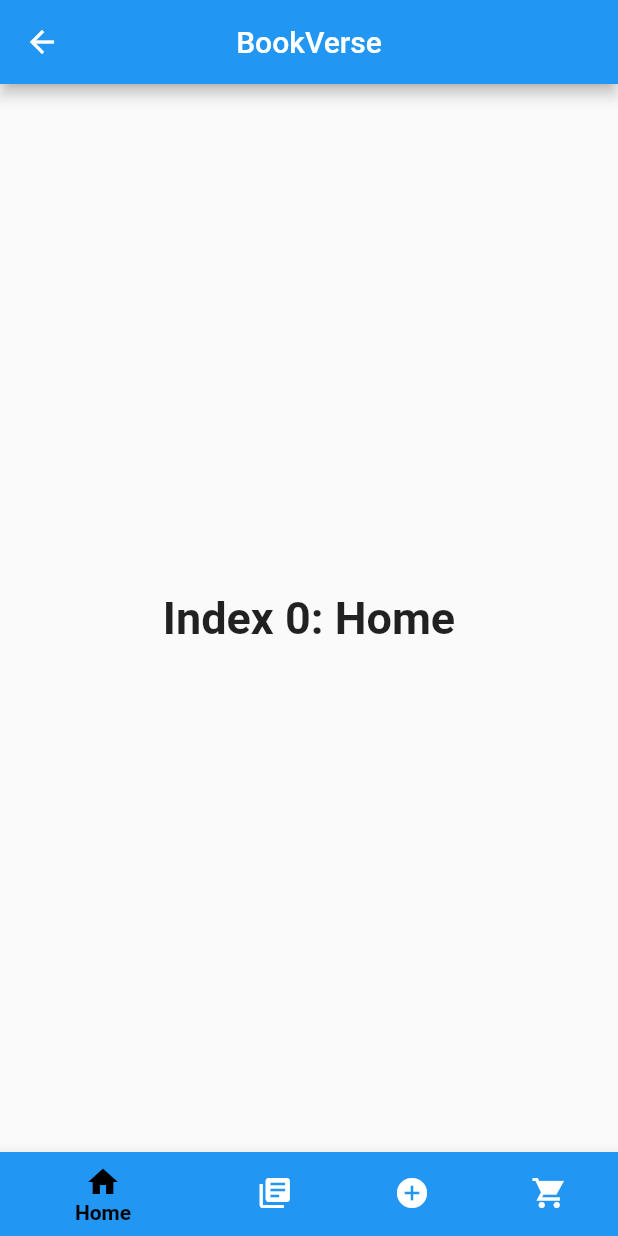
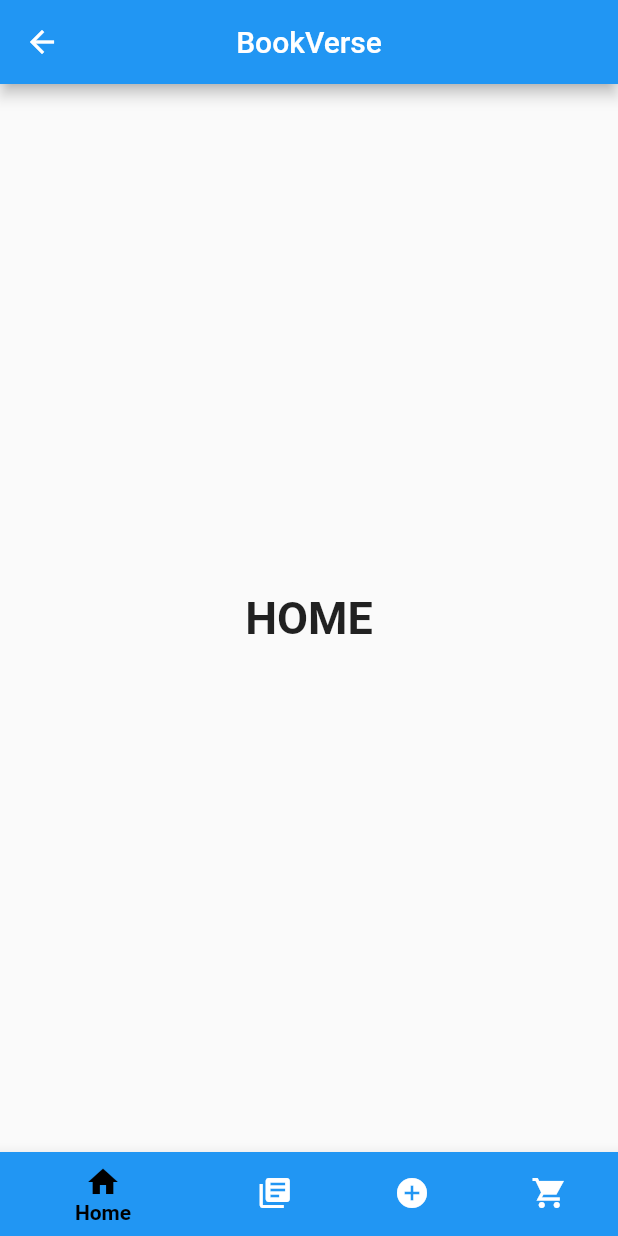
Before and after one commit to himacharan128/BookVerse, a Flutter app: the home screen opened by its route, on a phone screen of 412 x 824 dp. Run offline on Flutter 3.47's test engine with Material 2 defaults, Android fonts, the phone set to English and light mode, and no system bars.

Commit message:
MainHomeScreen layout_done

```diff
--- /dev/null
+++ b/lib/HomeScreen.dart
@@ -0,0 +1,24 @@
+import 'package:flutter/material.dart';
+class HomeScreen extends StatefulWidget {
+  const HomeScreen({super.key});
+
+  @override
+  State<HomeScreen> createState() => _HomeScreenState();
+}
+
+class _HomeScreenState extends State<HomeScreen> {
+  @override
+  static const TextStyle optionStyle =
+  TextStyle(fontSize: 30, fontWeight: FontWeight.bold);
+  Widget build(BuildContext context) {
+    return Scaffold(
+      body: Center(
+        child: Text(
+          'HOME',
+          style: optionStyle,
+        ),
+      ),
+    );
+
+  }
+}
--- a/lib/home_screen.dart
+++ b/lib/home_screen.dart
@@ -1,4 +1,9 @@
 import 'package:flutter/material.dart';
+
+import 'HomeScreen.dart';
+import 'LibraryScreen.dart';
+import 'StoreScreen.dart';
+import 'WishlistScreen.dart';
 
 class home extends StatefulWidget {
   const home({super.key});
@@ -9,29 +14,11 @@ class _homeState extends State<home> {
   int _selectedIndex = 0;
   static const TextStyle optionStyle =
   TextStyle(fontSize: 30, fontWeight: FontWeight.bold);
-  //static const List<Widget> _widgetOptions = <Widget>[
-  //  HomeScreen(),
-  //  LibraryScreen(),
-  //  WishlistScreen(),
-  //  StoreScreen(),
-  //];
-  static const List<Widget> _widgetOptions = <Widget>[//instead of texts we have to use screens
-    Text(
-      'Index 0: Home',// just for reference
-      style: optionStyle,
-    ),
-    Text(
-      'Index 1: Library',// just for reference
-      style: optionStyle,
-    ),
-    Text(
-      'Index 2: Wishlist',// just for reference
-      style: optionStyle,
-    ),
-    Text(
-      'Index 3: Store',// just for reference
-      style: optionStyle,
-    ),
+  static const List<Widget> _widgetOptions = <Widget>[
+    HomeScreen(),
+    LibraryScreen(),
+    WishlistScreen(),
+    StoreScreen(),
   ];
 
   void _onItemTapped(int index) {
--- a/lib/main.dart
+++ b/lib/main.dart
@@ -11,7 +11,7 @@ class BookVerseApp extends StatelessWidget {
   Widget build(BuildContext context) {
     return MaterialApp(
       debugShowCheckedModeBanner: false,
-      initialRoute: 'login',
+      initialRoute: 'home',
       routes: {
         'login': (context) => login(),
         'home': (context) => home() ,
```
Also changed, not shown: lib/LibraryScreen.dart (added, +24 -0 lines), lib/StoreScreen.dart (added, +25 -0 lines), lib/WishlistScreen.dart (added, +24 -0 lines).
